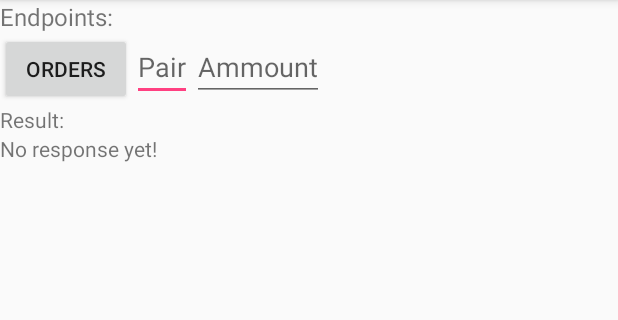
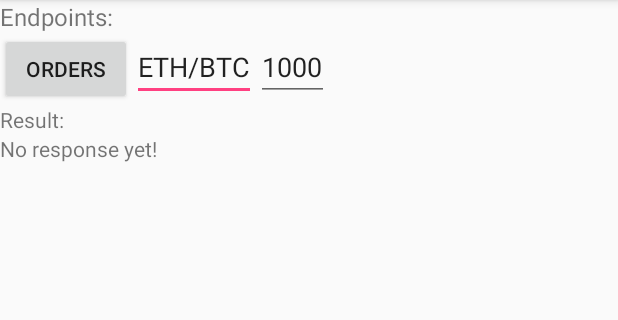
Before and after one commit to FredericoSantinho/josefmonteiro, an Android app: the screen it shows after launch (MainActivity), after a tap on "ORDERS", on a phone screen of 412 x 824 dp, the part 84-404 px from its top. Run offline under Robolectric (Android 15) with nearby library versions, the phone set to English and light mode, and no system bars; our stand-ins replace RxJava; libraries missing offline, so code that uses them is left out: retrofit2.converter.jackson; 5 statements that could not run were skipped.

Commit message:
Now supports custom pair and total.

```diff
--- a/app/src/main/java/josef/monteiro/MainActivity.java
+++ b/app/src/main/java/josef/monteiro/MainActivity.java
@@ -3,6 +3,7 @@ package josef.monteiro;
 import android.os.Bundle;
 import android.support.v7.app.AppCompatActivity;
 import android.view.View;
+import android.widget.EditText;
 import android.widget.TextView;
 import android.widget.Toast;
 import io.reactivex.schedulers.Schedulers;
@@ -17,19 +18,25 @@ public class MainActivity extends AppCompatActivity {
 
   private OffersEndpoint offersEndpoint;
   private TextView resultTv;
+  private EditText pairEt;
+  private EditText totalEt;
 
   @Override protected void onCreate(Bundle savedInstanceState) {
     super.onCreate(savedInstanceState);
     setContentView(R.layout.activity_main);
 
     resultTv = findViewById(R.id.result);
+    pairEt = findViewById(R.id.pair);
+    totalEt = findViewById(R.id.total);
 
     offersEndpoint = new JosefMonteiroEndpointFactory().newOffersEndpoint();
   }
 
   public void orders(View view) {
-    String symbol = "ETH/BTC";
-    double total = 1000d;
+    String symbol = pairEt.getText()
+        .toString();
+    double total = Double.parseDouble(totalEt.getText()
+        .toString());
     offersEndpoint.call(symbol, total)
         .subscribeOn(Schedulers.io())
         .subscribe(this::onNext, this::onError);
--- a/app/src/main/res/layout/activity_main.xml
+++ b/app/src/main/res/layout/activity_main.xml
@@ -31,15 +31,19 @@
           />
 
       <EditText
+          android:id="@+id/pair"
           android:layout_width="wrap_content"
           android:layout_height="wrap_content"
-          android:hint="Pair"
+          android:hint="1000"
+          android:text="ETH/BTC"
           />
 
       <EditText
+          android:id="@+id/total"
           android:layout_width="wrap_content"
           android:layout_height="wrap_content"
-          android:hint="Ammount"
+          android:hint="Total"
+          android:text="1000"
           />
 
     </LinearLayout>
```
